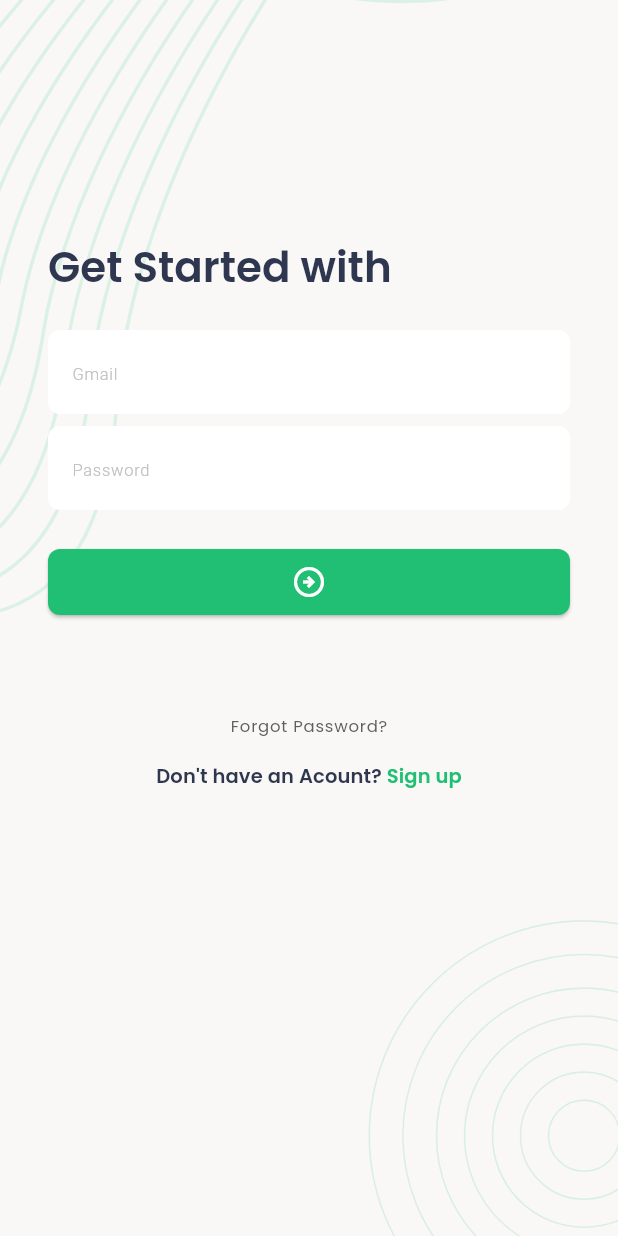
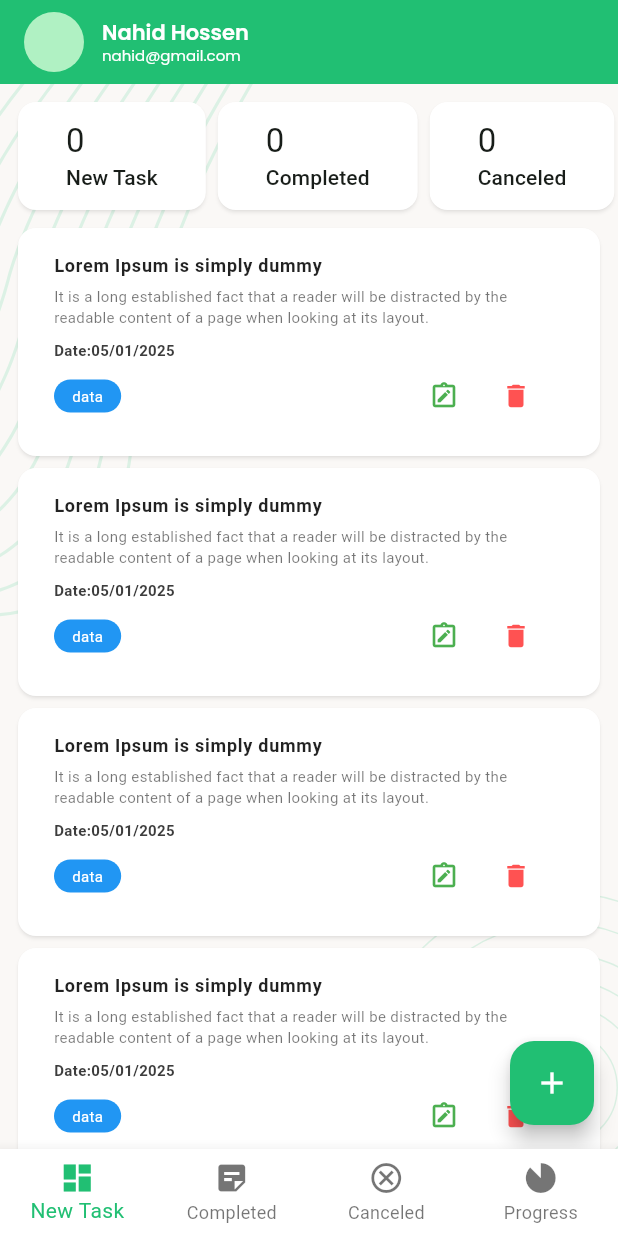
Before and after one commit to mdnahidhossen1911/Task_Manager, a Flutter app: the screen it shows after launch, after a tap on the "arrow circle right" icon, on a phone screen of 412 x 824 dp. Run offline on Flutter 3.47's test engine with Material 3 defaults, Android fonts, the phone set to English and light mode, and no system bars; our stand-ins replace flutter_svg, pin_code_fields.

Commit message:
new, completed, canceled, progres

```diff
--- a/lib/app.dart
+++ b/lib/app.dart
@@ -1,6 +1,5 @@
 import 'package:flutter/material.dart';
-import 'package:task_manager/ui/screens/forgot_password_otp_verification.dart';
-import 'package:task_manager/ui/screens/screens.dart';
+import 'package:task_manager/ui/screens/core/screens.dart';
 import 'package:task_manager/ui/utils/app_colors.dart';
 
 class TaskManagerApp extends StatelessWidget {
@@ -84,6 +83,8 @@ class TaskManagerApp extends StatelessWidget {
           widget = const ForgorPasswordEmailVerification();
         } else if (settings.name == ForgorPasswordOtpVerification.name) {
           widget = const ForgorPasswordOtpVerification();
+        } else if (settings.name == MainBottomNavScreen.name) {
+          widget = const MainBottomNavScreen();
         }
         return MaterialPageRoute(
           builder: (context) => widget,
--- /dev/null
+++ b/lib/ui/screens/canceled_task_list_screen.dart
@@ -0,0 +1,38 @@
+import 'package:flutter/material.dart';
+
+import '../widgets/background_screen.dart';
+import '../widgets/task_item_widget.dart';
+import '../widgets/tm_appBar.dart';
+
+class CanceledTaskListScreen extends StatefulWidget {
+  const CanceledTaskListScreen({super.key});
+
+  @override
+  State<CanceledTaskListScreen> createState() => _CanceledTaskListScreenState();
+}
+
+class _CanceledTaskListScreenState extends State<CanceledTaskListScreen> {
+  @override
+  Widget build(BuildContext context) {
+    return Scaffold(
+      appBar: TMAppBar(),
+      body: BackgroundScreen(
+        child: _buildCanceledTaskListview(),
+      ),
+    );
+  }
+
+  Widget _buildCanceledTaskListview() {
+    return ListView.builder(
+      padding: const EdgeInsets.all(8.0),
+      shrinkWrap: true,
+      primary: false,
+      itemCount: 10,
+      itemBuilder: (context, index) {
+        return TaskItemWidget(
+          statusColor: Colors.redAccent,
+        );
+      },
+    );
+  }
+}
--- /dev/null
+++ b/lib/ui/screens/completed_task_list_screen.dart
@@ -0,0 +1,40 @@
+import 'package:flutter/material.dart';
+
+import '../utils/app_colors.dart';
+import '../widgets/background_screen.dart';
+import '../widgets/task_item_widget.dart';
+import '../widgets/tm_appBar.dart';
+
+class CompletedTaskListScreen extends StatefulWidget {
+  const CompletedTaskListScreen({super.key});
+
+  @override
+  State<CompletedTaskListScreen> createState() =>
+      _CompletedTaskListScreenState();
+}
+
+class _CompletedTaskListScreenState extends State<CompletedTaskListScreen> {
+  @override
+  Widget build(BuildContext context) {
+    return Scaffold(
+      appBar: TMAppBar(),
+      body: BackgroundScreen(
+        child: _buildCompletedTaskListview(),
+      ),
+    );
+  }
+
+  Widget _buildCompletedTaskListview() {
+    return ListView.builder(
+      padding: const EdgeInsets.all(8.0),
+      shrinkWrap: true,
+      primary: false,
+      itemCount: 10,
+      itemBuilder: (context, index) {
+        return TaskItemWidget(
+          statusColor: AppColors.themColor,
+        );
+      },
+    );
+  }
+}
--- /dev/null
+++ b/lib/ui/screens/core/screens.dart
@@ -0,0 +1,12 @@
+export '../canceled_task_list_screen.dart';
+export '../completed_task_list_screen.dart';
+export '../forgor_password_email_verification.dart';
+export '../forgot_password_otp_verification.dart';
+export '../main_bottom_nav_screen.dart';
+export '../new_task_list_screen.dart';
+export '../profile_update_screen.dart';
+export '../progress_task_list_screen.dart';
+export '../sign_in_screen.dart';
+export '../sign_up_screens.dart';
+export '../splash_screen.dart';
+export '../task_update_screen.dart';
--- a/lib/ui/screens/forgot_password_otp_verification.dart
+++ b/lib/ui/screens/forgot_password_otp_verification.dart
@@ -1,7 +1,7 @@
 import 'package:flutter/gestures.dart';
 import 'package:flutter/material.dart';
 import 'package:pin_code_fields/pin_code_fields.dart';
-import 'package:task_manager/ui/screens/screens.dart';
+import 'package:task_manager/ui/screens/core/screens.dart';
 import 'package:task_manager/ui/utils/app_colors.dart';
 
 import '../widgets/task_widgets.dart';
@@ -76,8 +76,11 @@ class _ForgorPasswordOtpVerificationState
         fieldHeight: 50,
         fieldWidth: 50,
         activeFillColor: Colors.white,
-        selectedFillColor: Colors.white,
+        selectedFillColor: AppColors.themColor,
         inactiveFillColor: Colors.white,
+        activeColor: AppColors.themColor,
+        selectedColor: AppColors.themColor,
+        inactiveColor: Colors.white,
       ),
       animationDuration: const Duration(milliseconds: 300),
       backgroundColor: Colors.transparent,
--- /dev/null
+++ b/lib/ui/screens/main_bottom_nav_screen.dart
@@ -0,0 +1,51 @@
+import 'package:flutter/material.dart';
+import 'package:task_manager/ui/utils/app_colors.dart';
+
+import 'core/screens.dart';
+
+class MainBottomNavScreen extends StatefulWidget {
+  const MainBottomNavScreen({super.key});
+
+  static String name = '/home';
+
+  @override
+  State<MainBottomNavScreen> createState() => _MainBottomNavScreenState();
+}
+
+class _MainBottomNavScreenState extends State<MainBottomNavScreen> {
+  int _selectedIndex = 0;
+
+  final List<Widget> _screens = const [
+    NewTaskListScreen(),
+    CompletedTaskListScreen(),
+    CanceledTaskListScreen(),
+    ProgressTaskListScreen(),
+  ];
+
+  @override
+  Widget build(BuildContext context) {
+    return Scaffold(
+      body: _screens[_selectedIndex],
+      bottomNavigationBar: BottomNavigationBar(
+        type: BottomNavigationBarType.fixed,
+        backgroundColor: Colors.white,
+        currentIndex: _selectedIndex,
+        selectedItemColor: AppColors.themColor,
+        onTap: (index) {
+          _selectedIndex = index;
+          setState(() {});
+        },
+        items: [
+          BottomNavigationBarItem(
+              icon: Icon(Icons.dashboard), label: 'New Task'),
+          BottomNavigationBarItem(
+              icon: Icon(Icons.sticky_note_2), label: 'Completed'),
+          BottomNavigationBarItem(
+              icon: Icon(Icons.cancel_outlined), label: 'Canceled'),
+          BottomNavigationBarItem(
+              icon: Icon(Icons.incomplete_circle), label: 'Progress'),
+        ],
+      ),
+    );
+  }
+}
--- /dev/null
+++ b/lib/ui/screens/new_task_list_screen.dart
@@ -0,0 +1,74 @@
+import 'package:flutter/material.dart';
+import 'package:task_manager/ui/utils/app_colors.dart';
+import 'package:task_manager/ui/widgets/background_screen.dart';
+import 'package:task_manager/ui/widgets/task_item_widget.dart';
+
+import '../widgets/task_status_summary_count.dart';
+import '../widgets/tm_appBar.dart';
+
+class NewTaskListScreen extends StatefulWidget {
+  const NewTaskListScreen({super.key});
+
+  @override
+  State<NewTaskListScreen> createState() => _NewTaskListScreenState();
+}
+
+class _NewTaskListScreenState extends State<NewTaskListScreen> {
+  @override
+  Widget build(BuildContext context) {
+    return Scaffold(
+      appBar: TMAppBar(),
+      body: BackgroundScreen(
+        child: SingleChildScrollView(
+          child: Column(
+            children: [
+              _buildTaskSummaryByStatus(),
+              _buildNewTaskListview(),
+            ],
+          ),
+        ),
+      ),
+      floatingActionButton: FloatingActionButton(
+        backgroundColor: AppColors.themColor,
+        onPressed: () {},
+        child: Icon(
+          Icons.add,
+          color: Colors.white,
+        ),
+      ),
+    );
+  }
+
+  Widget _buildNewTaskListview() {
+    return Padding(
+      padding: const EdgeInsets.symmetric(horizontal: 8.0),
+      child: ListView.builder(
+        shrinkWrap: true,
+        primary: false,
+        itemCount: 10,
+        itemBuilder: (context, index) {
+          return TaskItemWidget(
+            statusColor: Colors.blue,
+          );
+        },
+      ),
+    );
+  }
+
+  Widget _buildTaskSummaryByStatus() {
+    return SingleChildScrollView(
+      scrollDirection: Axis.horizontal,
+      child: Padding(
+        padding: const EdgeInsets.only(top: 8.0, left: 8, right: 8, bottom: 4),
+        child: Row(
+          children: [
+            TaskStatusSummaryCount(count: 0, title: 'New Task'),
+            TaskStatusSummaryCount(count: 0, title: 'Completed'),
+            TaskStatusSummaryCount(count: 0, title: 'Canceled'),
+            TaskStatusSummaryCount(count: 0, title: 'Progress'),
+          ],
+        ),
+      ),
+    );
+  }
+}
--- /dev/null
+++ b/lib/ui/screens/progress_task_list_screen.dart
@@ -0,0 +1,38 @@
+import 'package:flutter/material.dart';
+
+import '../widgets/background_screen.dart';
+import '../widgets/task_item_widget.dart';
+import '../widgets/tm_appBar.dart';
+
+class ProgressTaskListScreen extends StatefulWidget {
+  const ProgressTaskListScreen({super.key});
+
+  @override
+  State<ProgressTaskListScreen> createState() => _ProgressTaskListScreenState();
+}
+
+class _ProgressTaskListScreenState extends State<ProgressTaskListScreen> {
+  @override
+  Widget build(BuildContext context) {
+    return Scaffold(
+      appBar: TMAppBar(),
+      body: BackgroundScreen(
+        child: _buildCompletedTaskListview(),
+      ),
+    );
+  }
+
+  _buildCompletedTaskListview() {
+    return ListView.builder(
+      padding: const EdgeInsets.all(8.0),
+      shrinkWrap: true,
+      primary: false,
+      itemCount: 10,
+      itemBuilder: (context, index) {
+        return TaskItemWidget(
+          statusColor: Colors.pinkAccent,
+        );
+      },
+    );
+  }
+}
--- a/lib/ui/screens/screens.dart
+++ /dev/null
@@ -1,4 +0,0 @@
-export 'forgor_password_email_verification.dart';
-export 'sign_in_screen.dart';
-export 'sign_up_screens.dart';
-export 'splash_screen.dart';
--- a/lib/ui/screens/sign_in_screen.dart
+++ b/lib/ui/screens/sign_in_screen.dart
@@ -3,7 +3,7 @@ import 'package:flutter/material.dart';
 import 'package:task_manager/ui/utils/app_colors.dart';
 
 import '../widgets/task_widgets.dart';
-import 'screens.dart';
+import 'core/screens.dart';
 
 class SignInScreen extends StatefulWidget {
   const SignInScreen({super.key});
@@ -54,7 +54,10 @@ class _SignInScreenState extends State<SignInScreen> {
                     color: Colors.white,
                     size: 24,
                   ),
-                  onPressed: () {},
+                  onPressed: () {
+                    Navigator.pushReplacementNamed(
+                        context, MainBottomNavScreen.name);
+                  },
                 ),
                 SizedBox(height: 48),
                 Center(
--- a/lib/ui/screens/splash_screen.dart
+++ b/lib/ui/screens/splash_screen.dart
@@ -1,5 +1,5 @@
 import 'package:flutter/material.dart';
-import 'package:task_manager/ui/screens/screens.dart';
+import 'package:task_manager/ui/screens/core/screens.dart';
 
 import '../widgets/task_widgets.dart';
 
--- /dev/null
+++ b/lib/ui/widgets/task_item_widget.dart
@@ -0,0 +1,93 @@
+import 'package:flutter/material.dart';
+
+class TaskItemWidget extends StatelessWidget {
+  Color statusColor;
+  TaskItemWidget({super.key, required this.statusColor});
+
+  @override
+  Widget build(BuildContext context) {
+    return Card(
+      color: Colors.white,
+      elevation: 1,
+      shadowColor: Colors.black38,
+      child: Padding(
+        padding: const EdgeInsets.all(8.0),
+        child: ListTile(
+          title: Text(
+            'Lorem Ipsum is simply dummy',
+            style: TextStyle(
+              fontSize: 12,
+              color: Colors.black87,
+              fontWeight: FontWeight.w700,
+            ),
+          ),
+          subtitle: Column(
+            crossAxisAlignment: CrossAxisAlignment.start,
+            children: [
+              SizedBox(height: 4),
+              Text(
+                'It is a long established fact that a reader will be distracted by the readable content of a page when looking at its layout.',
+                maxLines: 2,
+                overflow: TextOverflow.ellipsis,
+                style: TextStyle(
+                  fontSize: 10,
+                  color: Colors.black54,
+                ),
+              ),
+              SizedBox(height: 8),
+              Text(
+                'Date:05/01/2025',
+                style: TextStyle(
+                  fontSize: 10,
+                  fontWeight: FontWeight.w700,
+                  color: Color(
+                    0xff3d3d3d,
+                  ),
+                ),
+              ),
+              Row(
+                mainAxisAlignment: MainAxisAlignment.spaceBetween,
+                children: [
+                  Container(
+                    decoration: BoxDecoration(
+                      borderRadius: BorderRadius.circular(16),
+                      color: statusColor,
+                    ),
+                    child: Padding(
+                      padding: const EdgeInsets.symmetric(
+                          horizontal: 12, vertical: 4),
+                      child: Text(
+                        'data',
+                        style: TextStyle(fontSize: 10, color: Colors.white),
+                      ),
+                    ),
+                  ),
+                  Row(
+                    children: [
+                      IconButton(
+                        onPressed: () {},
+                        icon: const Icon(
+                          Icons.note_alt_outlined,
+                          size: 20,
+                          color: Colors.green,
+                        ),
+                      ),
+                      IconButton(
+                        onPressed: () {},
+                        icon: const Icon(
+                          Icons.delete,
+                          color: Colors.redAccent,
+                          size: 20,
+                        ),
+                      ),
+                    ],
+                  )
+                ],
+              )
+            ],
+          ),
+        ),
+      ),
+    );
+  }
+}
--- /dev/null
+++ b/lib/ui/widgets/task_status_summary_count.dart
@@ -0,0 +1,40 @@
+import 'package:flutter/material.dart';
+
+class TaskStatusSummaryCount extends StatelessWidget {
+  const TaskStatusSummaryCount({
+    super.key,
+    required this.count,
+    required this.title,
+  });
+
+  final int count;
+  final String title;
+
+  @override
+  Widget build(BuildContext context) {
+    final textThem = Theme.of(context).textTheme;
+
+    return Card(
+      margin: EdgeInsets.all(4),
+      color: Colors.white,
+      elevation: 1,
+      shadowColor: Colors.black38,
+      child: Padding(
+        padding: const EdgeInsets.symmetric(horizontal: 32, vertical: 12),
+        child: Column(
+          crossAxisAlignment: CrossAxisAlignment.start,
+          children: [
+            Text(
+              '${count ?? '0'}',
+              style: textThem.titleLarge,
+            ),
+            Text(
+              '${title ?? "Title"}',
+              style: textThem.titleSmall,
+            ),
+          ],
+        ),
+      ),
+    );
+  }
+}
--- /dev/null
+++ b/lib/ui/widgets/tm_appBar.dart
@@ -0,0 +1,48 @@
+import 'package:flutter/material.dart';
+
+import '../utils/app_colors.dart';
+
+class TMAppBar extends StatelessWidget implements PreferredSizeWidget {
+  const TMAppBar({
+    super.key,
+  });
+
+  @override
+  Widget build(BuildContext context) {
+    return AppBar(
+      backgroundColor: AppColors.themColor,
+      title: Row(
+        children: [
+          CircleAvatar(),
+          SizedBox(width: 12),
+          Column(
+            crossAxisAlignment: CrossAxisAlignment.start,
+            children: [
+              Text(
+                'Nahid Hossen',
+                style: TextStyle(
+                  fontSize: 14,
+                  color: Colors.white,
+                  fontFamily: 'poppins',
+                  fontWeight: FontWeight.w600,
+                ),
+              ),
+              Text(
+                'nahid@gmail.com',
+                style: TextStyle(
+                  fontSize: 10,
+                  color: Colors.white,
+                  fontFamily: 'poppins',
+                ),
+              ),
+            ],
+          ),
+        ],
+      ),
+    );
+  }
+
+  @override
+  // TODO: implement preferredSize
+  Size get preferredSize => const Size.fromHeight(kToolbarHeight);
+}
```
Also changed, not shown: lib/ui/screens/profile_update_screen.dart (added), lib/ui/screens/task_update_screen.dart (added).
